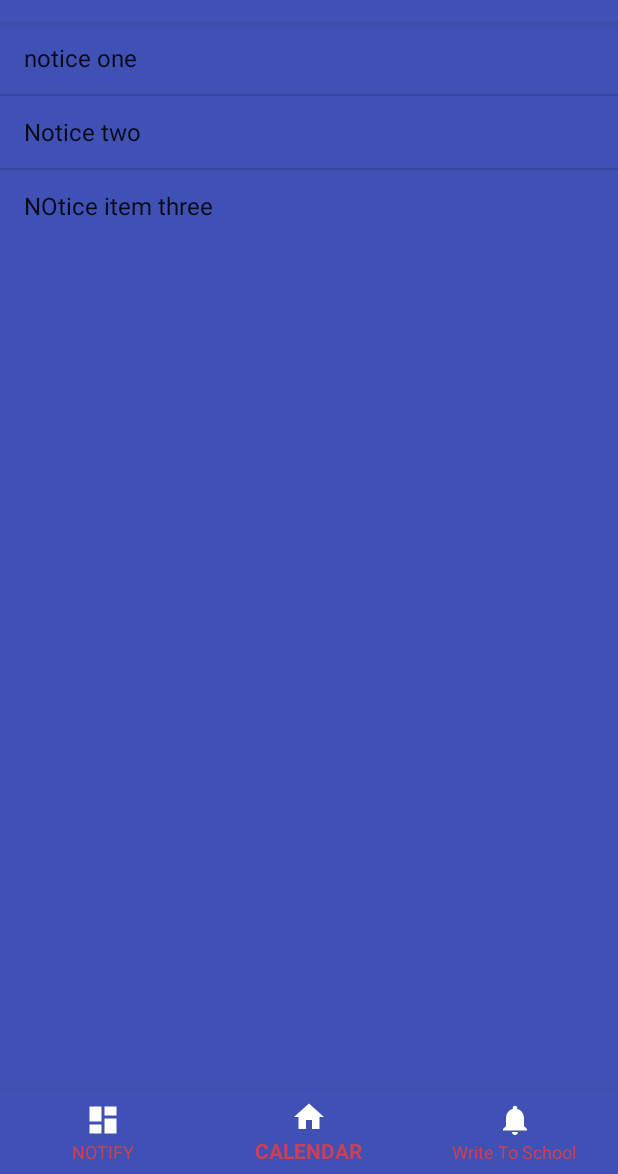
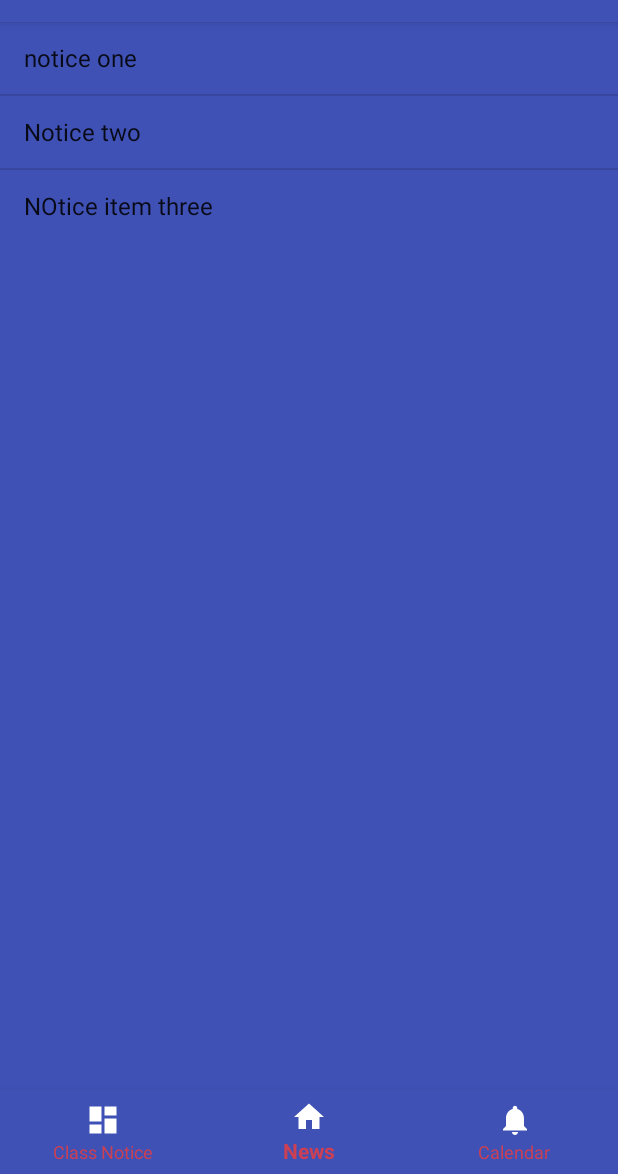
Before and after one commit to gurunaik111/AndroPrac, an Android app: the MainActivity screen opened directly, with no data from a screen before it, item 2 of the bottom bar chosen, on a phone screen of 412 x 824 dp, the part 62-1236 px from its top. Run offline under Robolectric (Android 15) with nearby library versions, the phone set to English and light mode, and no system bars.

Commit message:
CalendarStart

```diff
--- a/app/src/main/AndroidManifest.xml
+++ b/app/src/main/AndroidManifest.xml
@@ -46,8 +46,6 @@
         <activity
             android:name=".LoginActivity"
             android:label="@string/title_activity_login" />
-        <activity android:name=".TeacherOrSrudent" />
-        <activity android:name=".LoginsCustom"></activity>
     </application>
 
 </manifest>
--- a/app/src/main/java/com/guru/parentapp2/LoginActivity.java
+++ b/app/src/main/java/com/guru/parentapp2/LoginActivity.java
@@ -3,6 +3,7 @@ package com.guru.parentapp2;
 import android.animation.Animator;
 import android.animation.AnimatorListenerAdapter;
 import android.annotation.TargetApi;
+import android.content.Intent;
 import android.content.pm.PackageManager;
 import android.support.annotation.NonNull;
 import android.support.design.widget.Snackbar;
@@ -333,7 +334,9 @@ public class LoginActivity extends AppCompatActivity implements LoaderCallbacks<
             showProgress(false);
 
             if (success) {
-                finish();
+                Intent mainActivity= new Intent(LoginActivity.this, MainActivity.class);
+                mainActivity.putExtra("Remains","Teacher/Student"); //Remains teacher or student
+                startActivity(mainActivity);
             } else {
                 mPasswordView.setError(getString(R.string.error_incorrect_password));
                 mPasswordView.requestFocus();
--- a/app/src/main/java/com/guru/parentapp2/MainActivity.java
+++ b/app/src/main/java/com/guru/parentapp2/MainActivity.java
@@ -8,19 +8,10 @@ import android.support.annotation.NonNull;
 import android.support.design.widget.BottomNavigationView;
 import android.support.v7.app.AppCompatActivity;
 import android.view.MenuItem;
-//accha.. samja...
+
 
 public class MainActivity extends AppCompatActivity {
 
-  //  private TextView mTextMessage;
- //  String School= getIntent().getStringExtra("School-q");
- //  String Div= getIntent().getStringExtra("Div-q");
-
-    //..for logging..
- //   private static final String TAG = "MainActivity";
-
-    //..The request code is supposed to be unique?..
-  //  public static final int MY_REQUEST_CODE = 123;
 
     private BottomNavigationView.OnNavigationItemSelectedListener mOnNavigationItemSelectedListener
             = new BottomNavigationView.OnNavigationItemSelectedListener() {
@@ -30,22 +21,18 @@ public class MainActivity extends AppCompatActivity {
             Fragment fragment;
             FragmentManager fragmentManager=getFragmentManager();
             FragmentTransaction fragmentTransaction=fragmentManager.beginTransaction();
+            switch (item.getItemId()) {
+                case R.id.NoticeClass:
+                    fragment=new CNotice();
+                    fragmentTransaction.replace(R.id.frag_place,fragment).commit();
 
-
-
-
-            switch (item.getItemId()) {
-                case R.id.notice:
-                    fragment=new CNotice();// ye yaha aa raha tha error
+                    return true;
+                case R.id.News:
+                    fragment=new SNotice();
                     fragmentTransaction.replace(R.id.frag_place,fragment).commit();
 
                     return true;
                 case R.id.Calendar:
-                    fragment=new SNotice();
-                    fragmentTransaction.replace(R.id.frag_place,fragment).commit();
-
-                    return true;
-                case R.id.classNotice:
                     fragment=new CNotice();
                     fragmentTransaction.replace(R.id.frag_place,fragment).commit();
                     return true;
@@ -64,36 +51,4 @@ public class MainActivity extends AppCompatActivity {
         BottomNavigationView navigation = (BottomNavigationView) findViewById(R.id.navigation);
         navigation.setOnNavigationItemSelectedListener(mOnNavigationItemSelectedListener);
     }
-/*
-    private void pushFxn()
-    {
-        Intent intent =
-                new Intent(
-                        this,
-                        SignupActivity.class );
-
-        startActivityForResult( intent, MY_REQUEST_CODE );
-    }
-
-    protected void onActivityResult(
-            int requestCode,
-            int resultCode,
-            Intent pData)
-    {
-        if ( requestCode == MY_REQUEST_CODE )
-        {
-            if (resultCode == Activity.RESULT_OK )
-            {
-                final String zData = pData.getExtras().getString( SignupActivity.EXTRA_STRING_NAME );
-
-                //..do something with our retrieved value..
-
-                Log.v( TAG, "Retrieved Value zData is "+zData );
-                //..logcats "Retrieved Value zData is returnValueAsString"
-
-            }
-        }
-
-    }
-*/
 }
--- a/app/src/main/res/layout/activity_main.xml
+++ b/app/src/main/res/layout/activity_main.xml
@@ -9,8 +9,6 @@
     android:orientation="vertical"
     tools:context="com.guru.parentapp2.MainActivity">
 
-
-
     <fragment
         android:name="com.guru.parentapp2.CNotice"
         android:id="@+id/frag_place"
@@ -19,6 +17,8 @@
         android:layout_weight="1"
         tools:layout="@layout/fragment_cnotice">
     </fragment>
+
+
 
     <android.support.design.widget.BottomNavigationView
         android:id="@+id/navigation"
--- a/app/src/main/res/menu/navigation.xml
+++ b/app/src/main/res/menu/navigation.xml
@@ -3,22 +3,22 @@
     xmlns:app="http://schemas.android.com/apk/res-auto">
 
     <item
-        android:id="@+id/notice"
+        android:id="@+id/NoticeClass"
         android:enabled="true"
-        android:title="NOTIFY"
+        android:title="Class Notice"
         app:showAsAction="ifRoom"
         android:icon="@drawable/ic_dashboard_black_24dp" />
     <item
-        android:id="@+id/Calendar"
+        android:id="@+id/News"
         android:enabled="true"
-        android:title="CALENDAR"
+        android:title="News"
         app:showAsAction="ifRoom"
         android:icon="@drawable/ic_home_black_24dp"
         />
     <item
-        android:id="@+id/classNotice"
+        android:id="@+id/Calendar"
         android:enabled="true"
-        android:title="Write To School"
+        android:title="Calendar"
         app:showAsAction="ifRoom"
         android:icon="@drawable/ic_notifications_black_24dp"
         />
```
Also changed, not shown: app/src/main/java/com/guru/parentapp2/LoginsCustom.java (deleted, +0 -13 lines), app/src/main/java/com/guru/parentapp2/TeacherOrSrudent.java (deleted, +0 -15 lines), app/src/main/java/com/guru/parentapp2/frgCalendar.java (added, +108 -0 lines), app/src/main/res/layout/activity_logins_custom.xml (deleted, +0 -9 lines), app/src/main/res/layout/activity_teacher_or_srudent.xml (deleted, +0 -11 lines), app/src/main/res/layout/fragment_calendar.xml (added, +10 -0 lines). Lines whose indentation alone changed are shown as unchanged.
